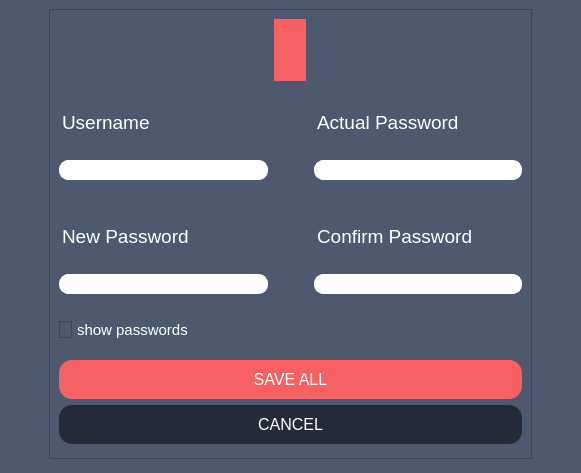
First picture: the form in src/client/gui/ui/edit.ui, repository aleoli/Shared-Editor, before the edit.
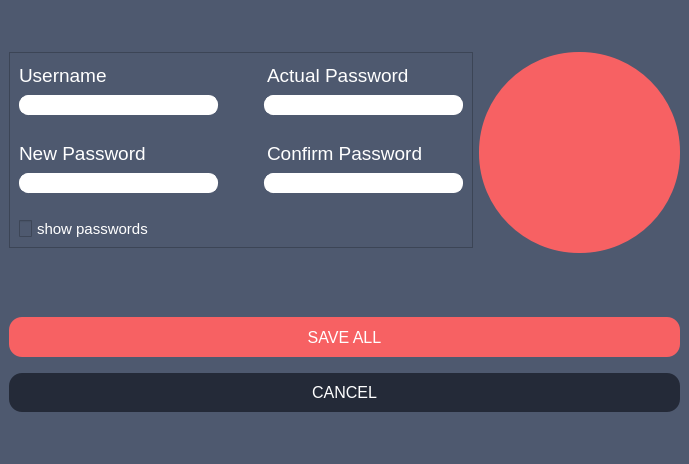
Second picture: the form after the edit. Icons and pictures are not drawn.

```diff
--- a/src/client/gui/ui/edit.ui
+++ b/src/client/gui/ui/edit.ui
@@ -6,8 +6,8 @@
    <rect>
     <x>0</x>
     <y>0</y>
-    <width>581</width>
-    <height>473</height>
+    <width>689</width>
+    <height>464</height>
    </rect>
   </property>
   <property name="windowTitle">
@@ -16,6 +16,9 @@
   <property name="whatsThis">
    <string>&lt;html&gt;&lt;head/&gt;&lt;body&gt;&lt;p&gt;&lt;br/&gt;&lt;/p&gt;&lt;/body&gt;&lt;/html&gt;</string>
   </property>
+  <property name="styleSheet">
+   <string notr="true"/>
+  </property>
   <property name="tabShape">
    <enum>QTabWidget::Rounded</enum>
   </property>
@@ -30,36 +33,21 @@
     <string notr="true">background : #4e596f;</string>
    </property>
    <layout class="QGridLayout" name="gridLayout">
-    <item row="1" column="0">
-     <widget class="QFrame" name="form">
-      <property name="styleSheet">
-       <string notr="true">padding-top: 0px;
-margin-left: 40px;
-margin-right: 40px;
-margin-bottom: 5px;</string>
-      </property>
-      <property name="frameShape">
-       <enum>QFrame::StyledPanel</enum>
-      </property>
-      <property name="frameShadow">
-       <enum>QFrame::Raised</enum>
-      </property>
-      <layout class="QVBoxLayout" name="verticalLayout_5">
-       <item alignment="Qt::AlignHCenter">
+    <item row="1" column="1" alignment="Qt::AlignHCenter">
         <widget class="QPushButton" name="btn_changeProfile">
          <property name="enabled">
           <bool>true</bool>
          </property>
          <property name="minimumSize">
           <size>
-           <width>0</width>
-           <height>0</height>
+        <width>201</width>
+        <height>201</height>
           </size>
          </property>
          <property name="maximumSize">
           <size>
-           <width>140</width>
-           <height>67</height>
+        <width>16777215</width>
+        <height>201</height>
           </size>
          </property>
          <property name="sizeIncrement">
@@ -232,7 +220,7 @@
           <string notr="true">QPushButton{
 background-color: #f76163;
 border: 0px solid white;
-border-radius: 30px;
+border-radius: 100px;
 }
 
 QPushButton:hover{
@@ -263,8 +251,8 @@
          </property>
          <property name="iconSize">
           <size>
-           <width>59</width>
-           <height>59</height>
+        <width>200</width>
+        <height>200</height>
           </size>
          </property>
          <property name="autoDefault">
@@ -278,6 +266,36 @@
          </property>
         </widget>
        </item>
+    <item row="1" column="0">
+     <widget class="QFrame" name="form">
+      <property name="minimumSize">
+       <size>
+        <width>0</width>
+        <height>0</height>
+       </size>
+      </property>
+      <property name="maximumSize">
+       <size>
+        <width>16777215</width>
+        <height>16777215</height>
+       </size>
+      </property>
+      <property name="styleSheet">
+       <string notr="true">padding-top: 0px;
+margin-left: 0px;
+margin-right: 0px;
+margin-bottom: 5px;</string>
+      </property>
+      <property name="frameShape">
+       <enum>QFrame::StyledPanel</enum>
+      </property>
+      <property name="frameShadow">
+       <enum>QFrame::Raised</enum>
+      </property>
+      <layout class="QVBoxLayout" name="verticalLayout_5">
+       <property name="sizeConstraint">
+        <enum>QLayout::SetDefaultConstraint</enum>
+       </property>
        <item>
         <layout class="QHBoxLayout" name="uname_newPwd">
          <property name="topMargin">
@@ -360,6 +378,9 @@
         <layout class="QHBoxLayout" name="pwd_CnfrmPwd">
          <item>
           <layout class="QVBoxLayout" name="newPwd">
+           <property name="sizeConstraint">
+            <enum>QLayout::SetDefaultConstraint</enum>
+           </property>
            <item>
             <widget class="QLabel" name="label_newPwd">
              <property name="styleSheet">
@@ -370,7 +391,7 @@
 }</string>
              </property>
              <property name="text">
-              <string>&lt;html&gt;&lt;head/&gt;&lt;body&gt;&lt;p&gt;&lt;span style=&quot; font-size:14pt; color:#ffffff;&quot;&gt;New Password&lt;/span&gt;&lt;/p&gt;&lt;/body&gt;&lt;/html&gt;</string>
+              <string>&lt;html&gt;&lt;head/&gt;&lt;body&gt;&lt;p&gt;&lt;span style=&quot; font-size:14pt; color:#ffffff;&quot;&gt;New  Password&lt;/span&gt;&lt;/p&gt;&lt;/body&gt;&lt;/html&gt;</string>
              </property>
             </widget>
            </item>
@@ -436,9 +457,7 @@
          </item>
         </layout>
        </item>
-       <item>
-        <layout class="QVBoxLayout" name="buttons_checkbox">
-         <item>
+       <item alignment="Qt::AlignLeft">
           <widget class="QCheckBox" name="checkBox_showPasswords">
            <property name="cursor">
             <cursorShape>PointingHandCursor</cursorShape>
@@ -479,6 +498,14 @@
            </property>
           </widget>
          </item>
+      </layout>
+     </widget>
+    </item>
+    <item row="2" column="0" colspan="2">
+     <layout class="QVBoxLayout" name="buttons_checkbox">
+      <property name="sizeConstraint">
+       <enum>QLayout::SetDefaultConstraint</enum>
+      </property>
          <item>
           <widget class="QPushButton" name="btn_save">
            <property name="sizePolicy">
@@ -693,14 +720,8 @@
             <string/>
            </property>
            <property name="styleSheet">
-            <string notr="true">QPushButton:focus {
-   border: none;
-   outline: none;
-}
-
-QPushButton {
+         <string notr="true">QPushButton {
 	background: #f76163;
-    /*border-style: outset;*/
     border-width: 1px;
     border-radius: 13px;
     border-color: #f76163;
@@ -710,7 +731,8 @@
 	margin-left: 0px;
 	margin-right: 0px;
 	margin-top: 15px;
-	margin-bottom: 0px;
+	margin-bottom: 10px;
+	min-height: 20px;
 }
 
 QPushButton:hover {
@@ -721,6 +743,11 @@
 QPushButton:pressed {
 background: qradialgradient(cx:0.7, cy:0.5, radius: 5.5,
               fx:0.5, fy:0.5, stop:0 #f65964, stop:1 black);
+}
+
+QPushButton:focus {
+   border: none;
+   outline: none;
 }</string>
            </property>
            <property name="text">
@@ -779,9 +806,6 @@
           </widget>
          </item>
         </layout>
-       </item>
-      </layout>
-     </widget>
     </item>
    </layout>
   </widget>
```
Left out of the diff: 3 changed lines with no effect on the pictures. Lines whose indentation alone changed are shown as unchanged.
